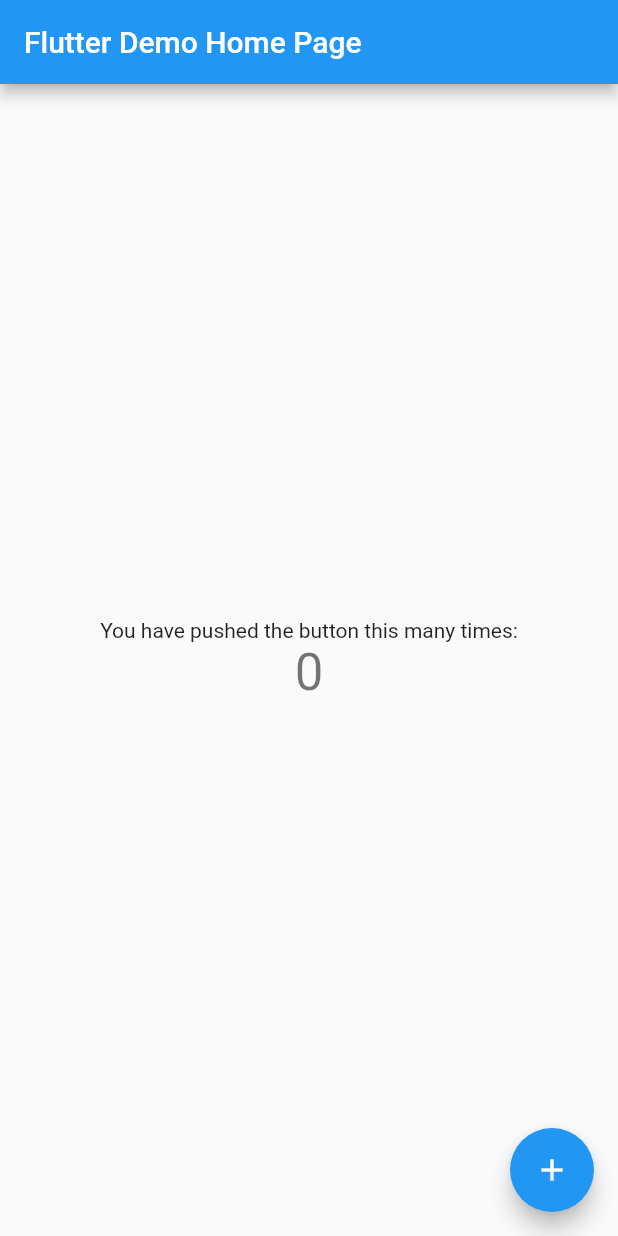
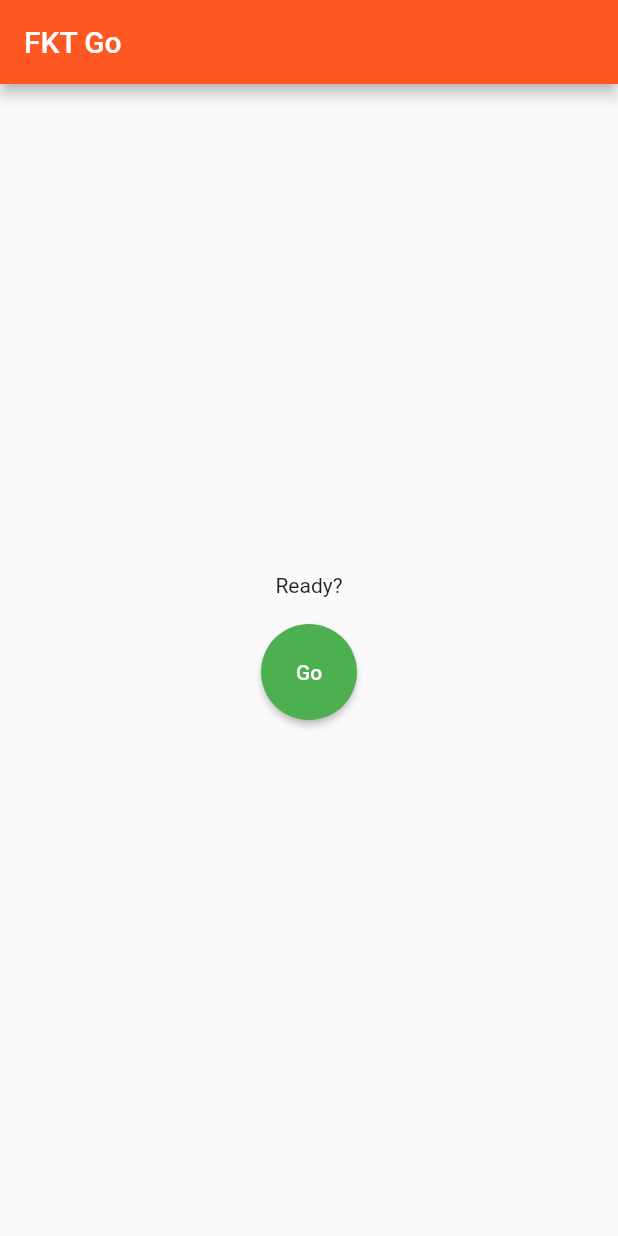
Before and after one commit to fktgo/app, a Flutter app: the screen it shows after launch, on a phone screen of 412 x 824 dp. Run offline on Flutter 3.47's test engine with Material 2 defaults, Android fonts, the phone set to English and light mode, and no system bars.

Commit message:
And so it begins - just a button switching (no-op) recording state

```diff
--- a/lib/main.dart
+++ b/lib/main.dart
@@ -1,113 +1,71 @@
 import 'package:flutter/material.dart';
 
 void main() {
-  runApp(MyApp());
+  runApp(FKTGo());
 }
 
-class MyApp extends StatelessWidget {
-  // This widget is the root of your application.
+class FKTGo extends StatelessWidget {
   @override
   Widget build(BuildContext context) {
     return MaterialApp(
-      title: 'Flutter Demo',
+      title: 'FKT Go',
       theme: ThemeData(
-        // This is the theme of your application.
-        //
-        // Try running your application with "flutter run". You'll see the
-        // application has a blue toolbar. Then, without quitting the app, try
-        // changing the primarySwatch below to Colors.green and then invoke
-        // "hot reload" (press "r" in the console where you ran "flutter run",
-        // or simply save your changes to "hot reload" in a Flutter IDE).
-        // Notice that the counter didn't reset back to zero; the application
-        // is not restarted.
-        primarySwatch: Colors.blue,
+        primarySwatch: Colors.deepOrange,
       ),
-      home: MyHomePage(title: 'Flutter Demo Home Page'),
+      home: FKTGoHome(title: 'FKT Go'),
     );
   }
 }
 
-class MyHomePage extends StatefulWidget {
-  MyHomePage({Key? key, this.title}) : super(key: key);
-
-  // This widget is the home page of your application. It is stateful, meaning
-  // that it has a State object (defined below) that contains fields that affect
-  // how it looks.
-
-  // This class is the configuration for the state. It holds the values (in this
-  // case the title) provided by the parent (in this case the App widget) and
-  // used by the build method of the State. Fields in a Widget subclass are
-  // always marked "final".
-
+class FKTGoHome extends StatefulWidget {
   final String? title;
 
+  FKTGoHome({Key? key, this.title}) : super(key: key);
+
   @override
-  _MyHomePageState createState() => _MyHomePageState();
+  _FKTGoHomeState createState() => _FKTGoHomeState();
 }
 
-class _MyHomePageState extends State<MyHomePage> {
-  int _counter = 0;
+class _FKTGoHomeState extends State<FKTGoHome> {
+  bool recording = false;
 
-  void _incrementCounter() {
+  void _toggleRecording() {
     setState(() {
-      // This call to setState tells the Flutter framework that something has
-      // changed in this State, which causes it to rerun the build method below
-      // so that the display can reflect the updated values. If we changed
-      // _counter without calling setState(), then the build method would not be
-      // called again, and so nothing would appear to happen.
-      _counter++;
+      recording = !recording;
     });
   }
 
   @override
   Widget build(BuildContext context) {
-    // This method is rerun every time setState is called, for instance as done
-    // by the _incrementCounter method above.
-    //
-    // The Flutter framework has been optimized to make rerunning build methods
-    // fast, so that you can just rebuild anything that needs updating rather
-    // than having to individually change instances of widgets.
     return Scaffold(
       appBar: AppBar(
-        // Here we take the value from the MyHomePage object that was created by
-        // the App.build method, and use it to set our appbar title.
         title: Text(widget.title!),
       ),
       body: Center(
-        // Center is a layout widget. It takes a single child and positions it
-        // in the middle of the parent.
         child: Column(
-          // Column is also a layout widget. It takes a list of children and
-          // arranges them vertically. By default, it sizes itself to fit its
-          // children horizontally, and tries to be as tall as its parent.
-          //
-          // Invoke "debug painting" (press "p" in the console, choose the
-          // "Toggle Debug Paint" action from the Flutter Inspector in Android
-          // Studio, or the "Toggle Debug Paint" command in Visual Studio Code)
-          // to see the wireframe for each widget.
-          //
-          // Column has various properties to control how it sizes itself and
-          // how it positions its children. Here we use mainAxisAlignment to
-          // center the children vertically; the main axis here is the vertical
-          // axis because Columns are vertical (the cross axis would be
-          // horizontal).
           mainAxisAlignment: MainAxisAlignment.center,
           children: <Widget>[
-            Text(
-              'You have pushed the button this many times:',
-            ),
-            Text(
-              '$_counter',
-              style: Theme.of(context).textTheme.headline4,
+            Text(recording ? '' : 'Ready?'),
+            Container(
+              child: ElevatedButton(
+                onPressed: _toggleRecording,
+                child: Text(
+                  recording ? 'Stop' : 'Go'
+                ),
+                style: ButtonStyle(
+                  shape: MaterialStateProperty.all<CircleBorder>(
+                    CircleBorder()
+                  ),
+                  backgroundColor: MaterialStateProperty.all<Color>(
+                    recording? Colors.deepOrange : Colors.green
+                  ),
+                ),
+              ),
+              height: 100,
             ),
           ],
         ),
       ),
-      floatingActionButton: FloatingActionButton(
-        onPressed: _incrementCounter,
-        tooltip: 'Increment',
-        child: Icon(Icons.add),
-      ), // This trailing comma makes auto-formatting nicer for build methods.
     );
   }
 }
```
